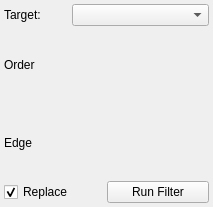
Before: the Qt Designer form src/Interface/ToolInterface/IntensityCorrectionFilterInterface.ui in SCIInstitute/Seg3D, drawn with Qt 5.
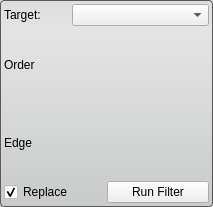
After: the same form once the commit is applied.

Commit message: updates to all tool interfaces

Diff of the .ui file:
```diff
--- a/src/Interface/ToolInterface/IntensityCorrectionFilterInterface.ui
+++ b/src/Interface/ToolInterface/IntensityCorrectionFilterInterface.ui
@@ -11,7 +11,7 @@
    </rect>
   </property>
   <property name="sizePolicy">
-   <sizepolicy hsizetype="Fixed" vsizetype="Fixed">
+   <sizepolicy hsizetype="MinimumExpanding" vsizetype="Fixed">
     <horstretch>0</horstretch>
     <verstretch>0</verstretch>
    </sizepolicy>
@@ -24,13 +24,20 @@
   </property>
   <property name="maximumSize">
    <size>
-    <width>213</width>
+    <width>16777215</width>
     <height>207</height>
    </size>
   </property>
   <property name="windowTitle">
    <string>Form</string>
   </property>
+  <property name="styleSheet">
+   <string notr="true">QWidget#IntensityCorrectionFilterInterface{
+  border-radius: 4px;
+  border: 1px solid rgb(90, 90, 90);
+  background-color: qlineargradient(spread:pad, x1:0.5, y1:0, x2:0.5, y2:0.960227, stop:0 rgba(221, 221, 221, 255), stop:0.155779 rgba(228, 228, 228, 255), stop:1 rgba(202, 204, 204, 255));      
+}</string>
+  </property>
   <layout class="QVBoxLayout" name="verticalLayout">
    <property name="spacing">
     <number>0</number>
```
The commit also changes 26 other files.
